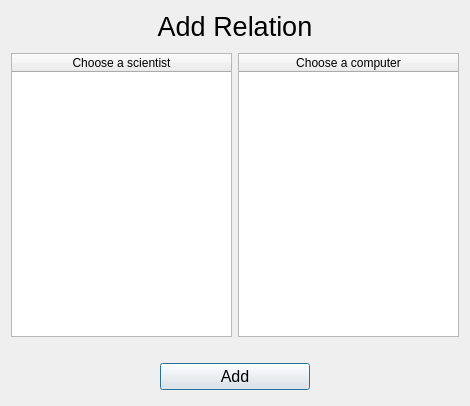
Old version of the form addrelationwindow.ui in the repository athenabjorg/sacr.
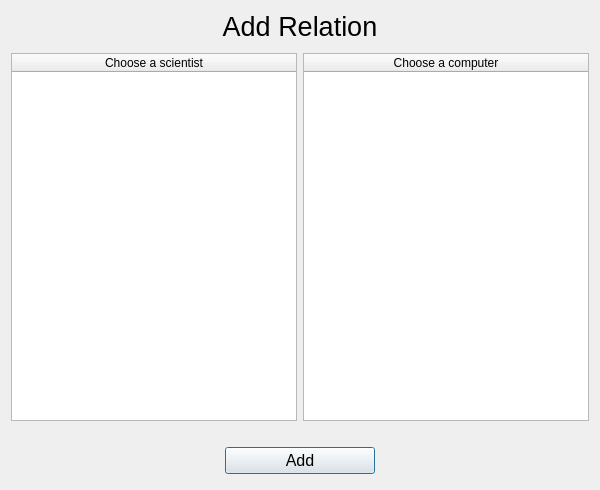
New version of the form. Icons and pictures are not drawn.

```diff
--- a/addrelationwindow.ui
+++ b/addrelationwindow.ui
@@ -6,8 +6,8 @@
    <rect>
     <x>0</x>
     <y>0</y>
-    <width>470</width>
-    <height>406</height>
+    <width>600</width>
+    <height>490</height>
    </rect>
   </property>
   <property name="windowTitle">
```
